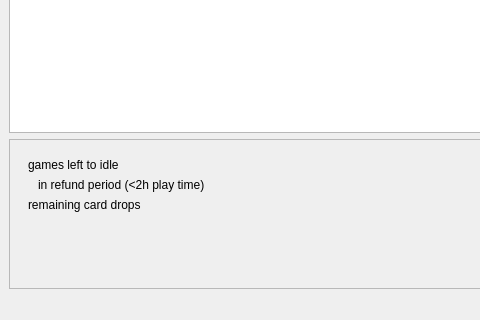
Old version of the form steam_idle_qt/ui/mainwindow.ui in the repository jayme-github/steam_idle; both pictures show x 0 to 480 and y 180 to 500 of the 650 by 500 pixel window.
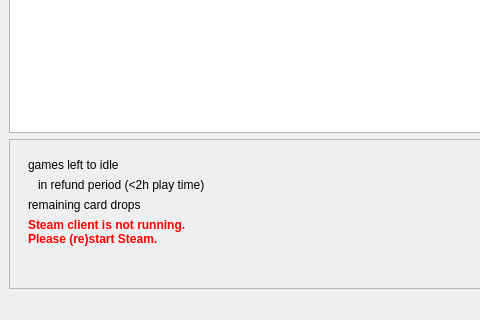
New version of the form. Icons and pictures are not drawn.

Commit message: Check if steam is running

The edit to the form file:
```diff
--- a/steam_idle_qt/ui/mainwindow.ui
+++ b/steam_idle_qt/ui/mainwindow.ui
@@ -105,6 +105,22 @@
             </property>
            </widget>
           </item>
+          <item>
+           <widget class="QLabel" name="labelSteamNotRunning">
+            <property name="font">
+             <font>
+              <weight>75</weight>
+              <bold>true</bold>
+             </font>
+            </property>
+            <property name="styleSheet">
+             <string notr="true">color: red</string>
+            </property>
+            <property name="text">
+             <string>Steam client is not running.&lt;br/&gt;Please (re)start Steam.</string>
+            </property>
+           </widget>
+          </item>
           <item>
            <spacer name="verticalSpacer">
             <property name="orientation">
```
The commit also changes 1 other file.
